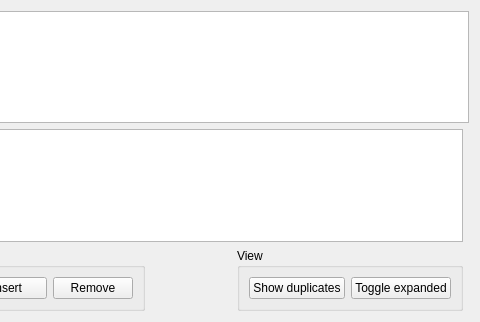
Qt form ProjectWidget.ui (westerhofffl/vcard-editor) before a commit; both pictures show x 252 to 732 and y 0 to 322 of the 732 by 322 pixel window.
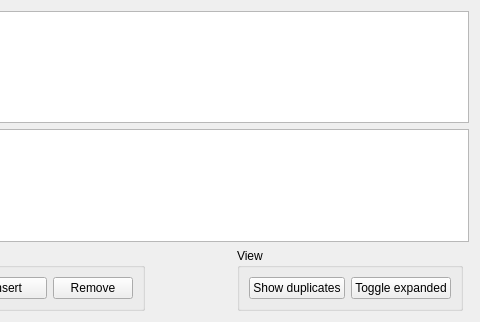
The same form after that commit.

Commit message: * duplicates filtering implemented, but... not working properly

What changed in the file:
```diff
--- a/ProjectWidget.ui
+++ b/ProjectWidget.ui
@@ -136,8 +136,12 @@
      </layout>
     </widget>
    </item>
-   <item row="1" column="0" colspan="4">
-    <widget class="QTreeView" name="duplicatesTreeView"/>
+   <item row="1" column="0" colspan="5">
+    <widget class="QTreeView" name="duplicatesTreeView">
+     <property name="rootIsDecorated">
+      <bool>false</bool>
+     </property>
+    </widget>
    </item>
   </layout>
  </widget>
```
The commit also changes 2 other files.
